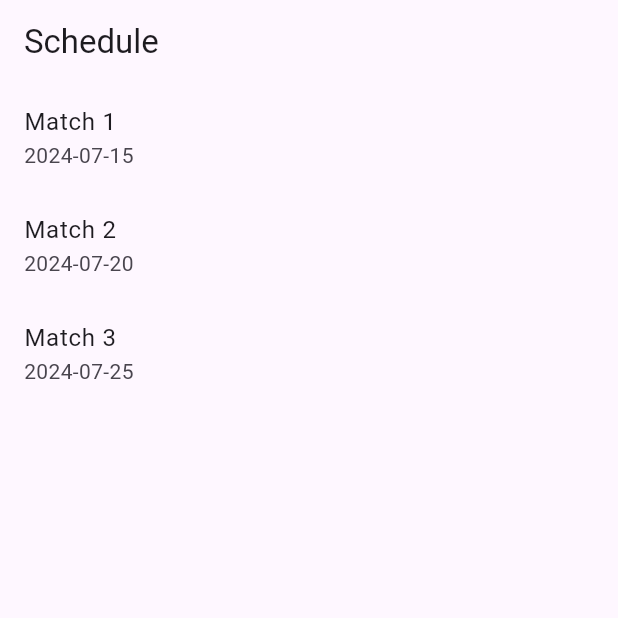
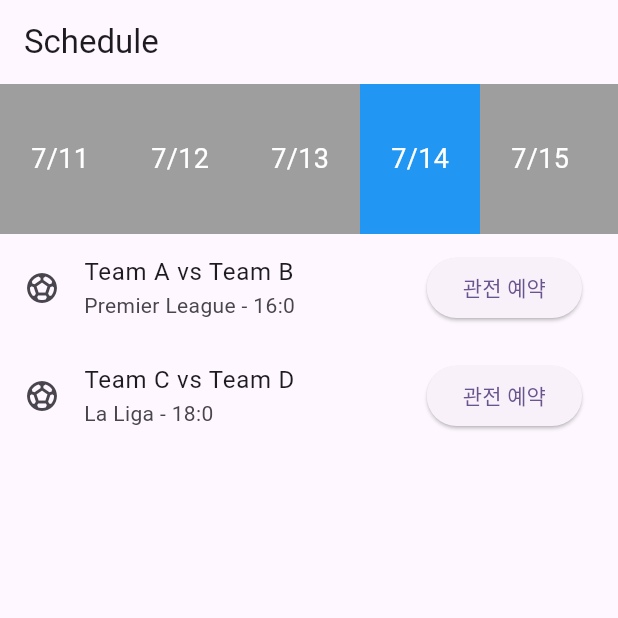
Before and after one commit to yjbigbrr/madcamp_week3, a Flutter app: the SchedulePage screen opened directly, on a phone screen of 412 x 824 dp, the top half of it. Run offline on Flutter 3.47's test engine with Material 3 defaults, Android fonts, the phone set to English and light mode, and no system bars; our stand-ins replace html_unescape, shared_preferences, webview_flutter; missing offline and left inert: flutter_radar_chart, kakao_flutter_sdk_user; accounts and stored records are empty; network calls fail.

Commit message:
schedule tab added

```diff
--- /dev/null
+++ b/lib/schedule/schedule_model.dart
@@ -0,0 +1,21 @@
+class Match {
+  final DateTime date;
+  final String league;
+  final String homeTeam;
+  final String awayTeam;
+  final DateTime startTime;
+  final String score;
+  final int homeTeamPoints;
+  final int awayTeamPoints;
+
+  Match({
+    required this.date,
+    required this.league,
+    required this.homeTeam,
+    required this.awayTeam,
+    required this.startTime,
+    required this.score,
+    required this.homeTeamPoints,
+    required this.awayTeamPoints,
+  });
+}
--- a/lib/schedule/schedule_page.dart
+++ b/lib/schedule/schedule_page.dart
@@ -1,54 +1,131 @@
 import 'package:flutter/material.dart';
+import 'package:provider/provider.dart';
+import 'package:soccer_app/schedule/schedule_view_model.dart';
+import 'package:soccer_app/schedule/schedule_model.dart';
 
 class SchedulePage extends StatelessWidget {
-  final List<Map<String, String>> schedules = [
-    {'name': 'Match 1', 'date': '2024-07-15'},
-    {'name': 'Match 2', 'date': '2024-07-20'},
-    {'name': 'Match 3', 'date': '2024-07-25'},
-  ];
-
   @override
   Widget build(BuildContext context) {
-    return Scaffold(
+    return ChangeNotifierProvider(
+      create: (context) => ScheduleViewModel(),
+      child: Scaffold(
         appBar: AppBar(
           title: Text('Schedule'),
         ),
-      body: ListView.builder(
-        itemCount: schedules.length,
+        body: Consumer<ScheduleViewModel>(
+          builder: (context, viewModel, child) {
+            return Column(
+              children: [
+                Container(
+                  height: 100,
+                  child: ListView.builder(
+                    scrollDirection: Axis.horizontal,
+                    itemCount: 7,
                     itemBuilder: (context, index) {
-          final schedule = schedules[index];
+                      final date = DateTime.now().add(Duration(days: index - 3));
+                      return GestureDetector(
+                        onTap: () => viewModel.selectDate(date),
+                        child: Container(
+                          width: 80,
+                          color: viewModel.selectedDate == date
+                              ? Colors.blue
+                              : Colors.grey,
+                          child: Center(
+                            child: Text(
+                              '${date.month}/${date.day}',
+                              style: TextStyle(
+                                color: Colors.white,
+                                fontSize: 18,
+                              ),
+                            ),
+                          ),
+                        ),
+                      );
+                    },
+                  ),
+                ),
+                Expanded(
+                  child: ListView.builder(
+                    itemCount: viewModel.matchesForSelectedDate.length,
+                    itemBuilder: (context, index) {
+                      final match = viewModel.matchesForSelectedDate[index];
+                      final now = DateTime.now();
+                      final isBeforeStartTime =
+                          match.startTime.difference(now).inMinutes > 60;
                       return ListTile(
-            title: Text(schedule['name']!),
-            subtitle: Text(schedule['date']!),
+                        leading: Icon(Icons.sports_soccer),
+                        title: Text('${match.homeTeam} vs ${match.awayTeam}'),
+                        subtitle: Text('${match.league} - ${match.startTime.hour}:${match.startTime.minute}'),
+                        trailing: ElevatedButton(
+                          onPressed: () {
+                            if (isBeforeStartTime) {
+                              // 관전 예약 기능 구현
+                            } else {
+                              Navigator.push(
+                                context,
+                                MaterialPageRoute(
+                                  builder: (context) =>
+                                      SupportPage(match: match),
+                                ),
+                              );
+                            }
+                          },
+                          child: Text(
+                              isBeforeStartTime ? '관전 예약' : '응원하기'),
+                        ),
                         onTap: () {
                           Navigator.push(
                             context,
                             MaterialPageRoute(
-                  builder: (context) => ScheduleDetailPage(schedule: schedule),
+                              builder: (context) => MatchDetailPage(match: match),
                             ),
                           );
                         },
                       );
                     },
                   ),
+                ),
+              ],
+            );
+          },
+        ),
+      ),
     );
   }
 }
 
-class ScheduleDetailPage extends StatelessWidget {
-  final Map<String, String> schedule;
+class MatchDetailPage extends StatelessWidget {
+  final Match match;
 
-  ScheduleDetailPage({required this.schedule});
+  MatchDetailPage({required this.match});
 
   @override
   Widget build(BuildContext context) {
     return Scaffold(
       appBar: AppBar(
-        title: Text(schedule['name']!),
+        title: Text('Match Details'),
       ),
       body: Center(
-        child: Text('Details for ${schedule['name']} on ${schedule['date']}'),
+        child: Text('Details for ${match.homeTeam} vs ${match.awayTeam}'),
       ),
     );
   }
 }
+
+class SupportPage extends StatelessWidget {
+  final Match match;
+
+  SupportPage({required this.match});
+
+  @override
+  Widget build(BuildContext context) {
+    return Scaffold(
+      appBar: AppBar(
+        title: Text('Support ${match.homeTeam} vs ${match.awayTeam}'),
+      ),
+      body: Center(
+        child: Text('Support page for ${match.homeTeam} vs ${match.awayTeam}'),
+      ),
+    );
+  }
+}
--- /dev/null
+++ b/lib/schedule/schedule_view_model.dart
@@ -0,0 +1,54 @@
+import 'package:flutter/material.dart';
+import 'schedule_model.dart';
+
+class ScheduleViewModel extends ChangeNotifier {
+  List<Match> _matches = [
+    Match(
+      date: DateTime(2024, 7, 14),
+      league: 'Premier League',
+      homeTeam: 'Team A',
+      awayTeam: 'Team B',
+      startTime: DateTime(2024, 7, 14, 16, 0),
+      score: '0-0',
+      homeTeamPoints: 10,
+      awayTeamPoints: 15,
+    ),
+    Match(
+      date: DateTime(2024, 7, 14),
+      league: 'La Liga',
+      homeTeam: 'Team C',
+      awayTeam: 'Team D',
+      startTime: DateTime(2024, 7, 14, 18, 0),
+      score: '1-1',
+      homeTeamPoints: 12,
+      awayTeamPoints: 14,
+    ),
+    Match(
+      date: DateTime(2024, 7, 15),
+      league: 'Bundesliga',
+      homeTeam: 'Team E',
+      awayTeam: 'Team F',
+      startTime: DateTime(2024, 7, 15, 20, 0),
+      score: '2-2',
+      homeTeamPoints: 8,
+      awayTeamPoints: 9,
+    ),
+  ];
+
+  DateTime _selectedDate = DateTime.now();
+
+  List<Match> get matches => _matches;
+  DateTime get selectedDate => _selectedDate;
+
+  List<Match> get matchesForSelectedDate => _matches
+      .where((match) =>
+  match.date.year == _selectedDate.year &&
+      match.date.month == _selectedDate.month &&
+      match.date.day == _selectedDate.day)
+      .toList();
+
+  void selectDate(DateTime date) {
+    _selectedDate = date;
+    notifyListeners();
+  }
+}
--- a/lib/tab1/home_screen.dart
+++ b/lib/tab1/home_screen.dart
@@ -1,10 +1,10 @@
 import 'package:flutter/material.dart';
 import 'news_section.dart'; // 추가
 import 'national_teams/national_teams_view.dart';
-import 'kleague_teams/kleague_teams_view.dart';
-import 'premierleague_teams/premierleague_teams_view.dart';
-import 'bundeseliga_teams/bundesliga_teams_view.dart';
-import 'laliga_teams/laliga_teams_view.dart';
+//import 'kleague_teams/kleague_teams_view.dart';
+//import 'premierleague_teams/premierleague_teams_view.dart';
+//import 'bundeseliga_teams/bundesliga_teams_view.dart';
+//import 'laliga_teams/laliga_teams_view.dart';
 
 
 class HomeScreen extends StatelessWidget {
@@ -40,14 +40,14 @@ class HomeScreen extends StatelessWidget {
                 // 뉴스 섹션 추가
                 SizedBox(height: 20), // 구분을 위한 여백
                 NationalTeamsView(),
-                SizedBox(height: 20), // 구분을 위한 여백
-                KleagueTeamsView(),// 국가대표팀 섹션 추가
-                SizedBox(height: 20), // 구분을 위한 여백
-                PremierLeagueTeamsView(),
-                SizedBox(height: 20), // 구분을 위한 여백
-                LaLigaTeamsView(),
-                SizedBox(height: 20), // 구분을 위한 여백
-                BundesligaTeamsView(),
+                //SizedBox(height: 20), // 구분을 위한 여백
+                //KleagueTeamsView(),// 국가대표팀 섹션 추가
+                //SizedBox(height: 20), // 구분을 위한 여백
+                //PremierLeagueTeamsView(),
+                //SizedBox(height: 20), // 구분을 위한 여백
+                //LaLigaTeamsView(),
+                //SizedBox(height: 20), // 구분을 위한 여백
+                //BundesligaTeamsView(),
               ],
             ),
           ),
```
Lines whose indentation alone changed are shown as unchanged.
